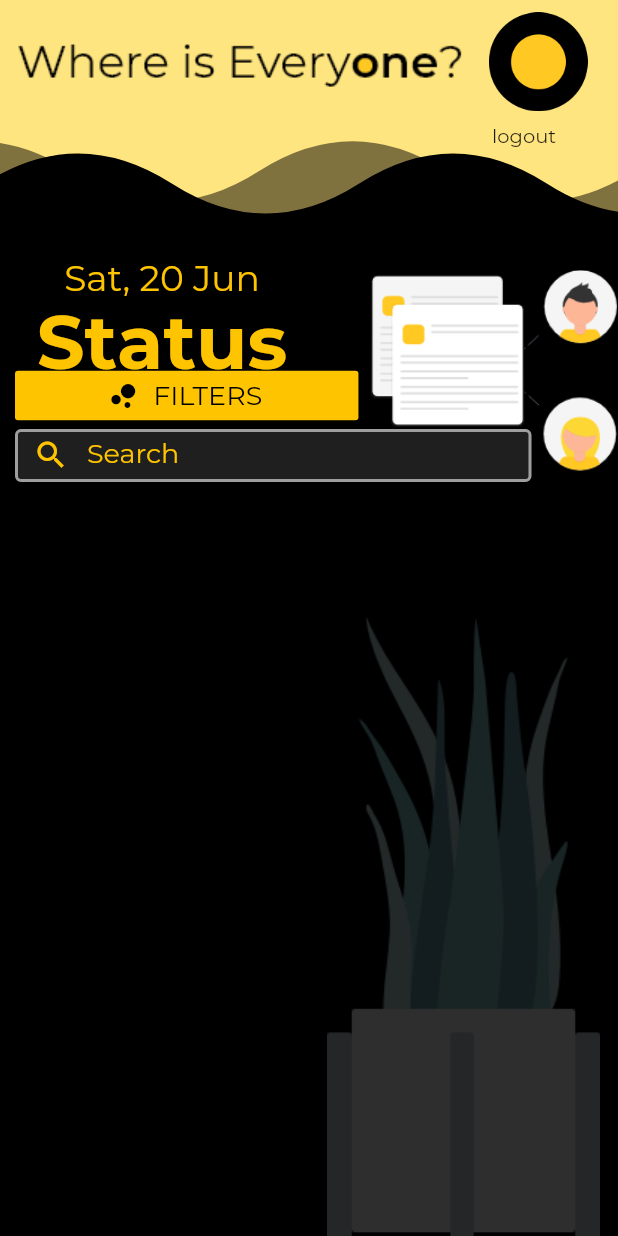
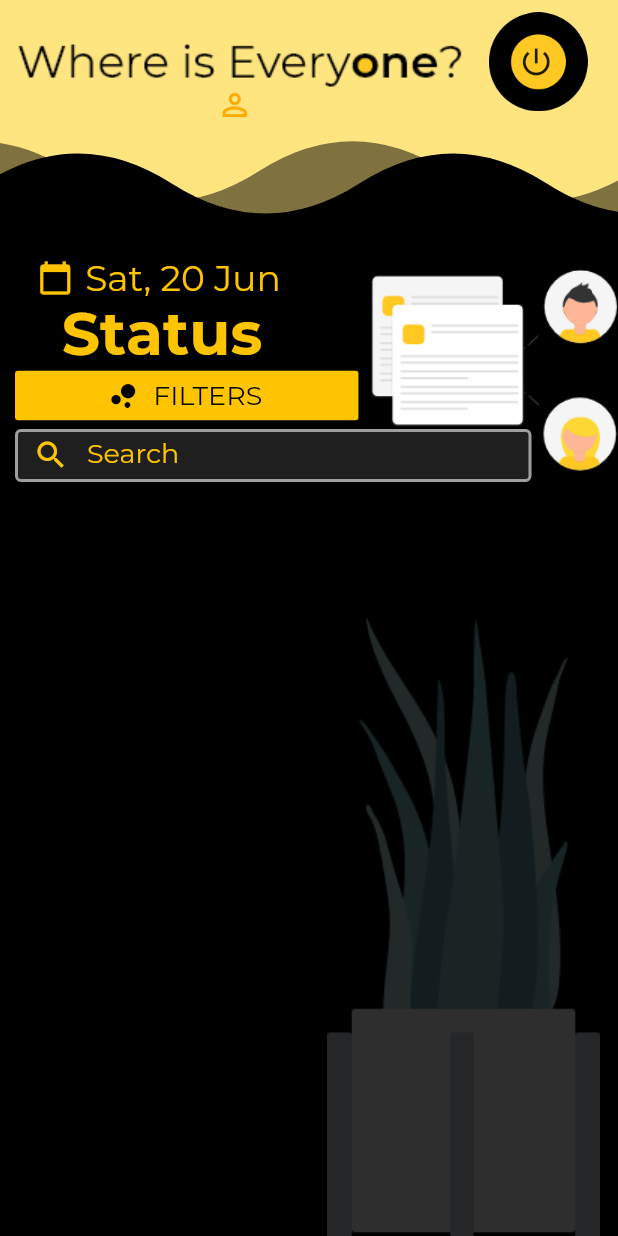
Before and after one commit to Shraddhasaini/Whereisevery1, a Flutter app: the HomePage screen opened directly, on a phone screen of 412 x 824 dp. Run offline on Flutter 3.47's test engine with Material 2 defaults, Android fonts, the phone set to English and light mode, and no system bars; our stand-ins replace cloud_firestore, firebase_auth, flutter_spinkit, geolocator, google_maps_flutter, google_sign_in and 1 more; accounts and stored records are empty.

Commit message:
Beta Released for Android (minor changes)

```diff
--- a/lib/screens/authenticate/register.dart
+++ b/lib/screens/authenticate/register.dart
@@ -108,8 +108,9 @@ class _RegisterState extends State<Register> {
                                   Container(
                                     child: Row(
                                         children: <Widget>[
-                                          Positioned(
-                                            child: RaisedButton(
+                                         // Positioned(
+                                            //child:
+                                            RaisedButton(
                                               color: Colors.amberAccent[400],
                                               child: Text(
                                                 'Register',
@@ -131,7 +132,7 @@ class _RegisterState extends State<Register> {
                                                 }
                                               },
                                             ),
-                                          ),
+                                         // ),
                                           Expanded(
                                             child: Text('or',style: TextStyle(
                                               fontFamily: 'Montserrat',
--- a/lib/screens/authenticate/sign_in.dart
+++ b/lib/screens/authenticate/sign_in.dart
@@ -197,8 +197,9 @@ class _sign_inState extends State<sign_in> {
                             FlatButton(
                               //color: Colors.black,
                               child: Text(
-                                '       Register your account',
+                                'New member? Register Here',
                                 style: TextStyle(
+                                  fontSize: 18.0,
                                   fontFamily: 'Montserrat',
                                   color: Colors.amberAccent[400],
                                   fontStyle: FontStyle.italic,
--- a/lib/screens/home/home.dart
+++ b/lib/screens/home/home.dart
@@ -156,9 +156,11 @@ class HomePage extends StatelessWidget {
                             bottom: _height*0.9,
                             left: 0,
                             right: _width*0.2,
-                            child: FlatButton(
+                            child: FlatButton.icon(
+                              icon: Icon(Icons.perm_identity,
+                              color: Colors.amberAccent[700],),
                                 onPressed: () => _showSettingsPanel(),
-                              child: UserName()
+                              label: UserName()
                             ),
                           ),
                           Positioned(
@@ -210,7 +212,7 @@ class HomePage extends StatelessWidget {
                             child: Container(
                              child: Text('Status',
                                 textAlign: TextAlign.center,
-                                style: TextStyle(fontSize: 50.0,
+                                style: TextStyle(fontSize: 40.0,
                                   fontFamily: 'Montserrat',
                                   color: Colors.amberAccent[400],
                                   fontWeight: FontWeight.bold,
@@ -250,7 +252,16 @@ class HomePage extends StatelessWidget {
                             left: 10,
                             right:_width*0.5,
                             child: Container(
-                              child: FlatButton(
+                              child: FlatButton.icon(
+                                icon: Icon(Icons.calendar_today,
+                                color: Colors.amberAccent[400],),
+                                label: Text(formattedDate,
+                                  textAlign: TextAlign.justify,
+                                  style: TextStyle(color: Colors.amberAccent[400],
+                                    fontSize: 24.0,
+                                    fontFamily: 'Montserrat',
+                                  ),
+                                ),
                                 onPressed: () async{
                                   Navigator.push(
                                     context,
@@ -259,14 +270,6 @@ class HomePage extends StatelessWidget {
                                     ),
                                   );
                                 },
-                              child: Text(formattedDate,
-                                  textAlign: TextAlign.justify,
-                                  style: TextStyle(color: Colors.amberAccent[400],
-                                    fontSize: 24.0,
-                                    fontFamily: 'Montserrat',
-
-                                  ),
-                              ),
                               ),
                             ),
                           ),
@@ -290,14 +293,20 @@ class HomePage extends StatelessWidget {
                             ),
                           ),
                           Positioned(
-                            top: _height*0.1,
-                            //left: 345,
-                            right: _width*0.1,
-                            child: Text('logout',
+                            /*top: _height*0.1,
+                            //left: 345,*/
+                              top: _height*0.01,
+                              // bottom: 600,
+                              //left: 330,
+                              height: _height*0.08,
+                              right: _width*0.103,
+                            child: Icon(Icons.power_settings_new)
+
+                            /*Text('logout',
                               style: TextStyle(fontSize: 13.0,
                                 fontFamily: 'Montserrat'
                               ),
-                            ),
+                            ),*/
                           ),
                        ],
                         ),
--- a/lib/screens/home/settings.dart
+++ b/lib/screens/home/settings.dart
@@ -177,7 +177,10 @@ class _SettingsFormState extends State<SettingsForm> {
         } else{
                 return Text(
                   'You are in View-mode. To update your information you need to register your account',
-                  style: TextStyle(fontSize: 18.0),
+                  style: TextStyle(fontSize: 18.0,
+                  fontFamily: 'Montserrat',
+                    color: Colors.amber,
+                  ),
                 );
         }
       }
--- a/pubspec.yaml
+++ b/pubspec.yaml
@@ -51,7 +51,7 @@ dev_dependencies:
 flutter_icons:
   android: "launcher_icon"
   ios: true
-  image_path: "assets/iconlogo.png"
+  image_path: "assets/snlogo.png"
 
 # For information on the generic Dart part of this file, see the
 # following page: https://dart.dev/tools/pub/pubspec
```
Also changed, not shown: assets/locque.png (added), assets/snlogo.png (added), pubspec.lock, 27 other files.
